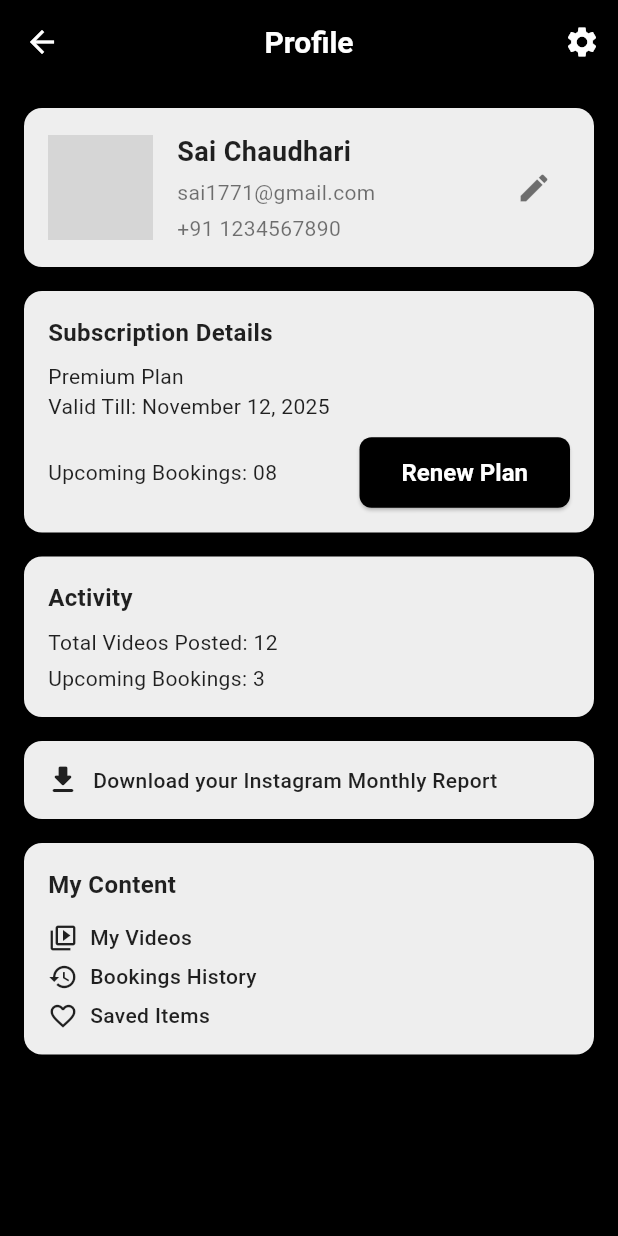
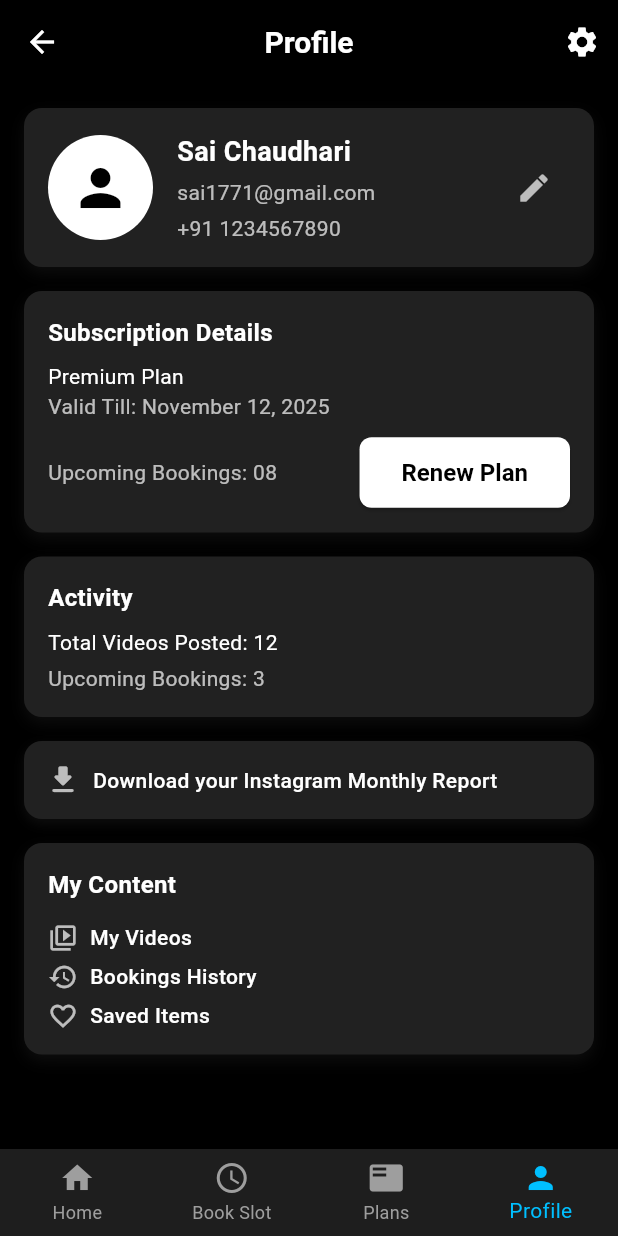
Before and after one commit to tina-mahajan/urban_advertising, a Flutter app: the ProfileScreen screen opened by its route, on a phone screen of 412 x 824 dp. Run offline on Flutter 3.47's test engine with Material 3 defaults, Android fonts, the phone set to English and light mode, and no system bars; our stand-ins replace carousel_slider; Roboto replaces fonts that are missing (Poppins); grey boxes are pictures that could not be loaded.

Commit message:
Updated feature or bug fix

```diff
--- a/lib/profile/profile_screen.dart
+++ b/lib/profile/profile_screen.dart
@@ -3,9 +3,39 @@
 import 'edit_profile_screen.dart';
 import 'settings_screen.dart';
 import '../../home/subscription_screen.dart';
+import 'package:urban_advertising/bookings/booking_history_screen.dart';
+import '../../widgets/bottom_navbar.dart'; // Import your CustomBottomNavBar
 
-class ProfileScreen extends StatelessWidget {
+class ProfileScreen extends StatefulWidget {
   const ProfileScreen({super.key});
+
+  @override
+  State<ProfileScreen> createState() => _ProfileScreenState();
+}
+
+class _ProfileScreenState extends State<ProfileScreen> {
+  int currentIndex = 3; // Profile tab selected by default
+
+  void onTap(int index) {
+    setState(() {
+      currentIndex = index;
+    });
+
+    switch (index) {
+      case 0:
+        Navigator.pushReplacementNamed(context, '/home');
+        break;
+      case 1:
+        Navigator.pushReplacementNamed(context, '/slot_booking');
+        break;
+      case 2:
+        Navigator.pushReplacementNamed(context, '/plans');
+        break;
+      case 3:
+      // Already on Profile screen
+        break;
+    }
+  }
 
   @override
   Widget build(BuildContext context) {
@@ -44,14 +74,26 @@
             Container(
               padding: const EdgeInsets.all(16),
               decoration: BoxDecoration(
-                color: Colors.grey[200],
+                color: Colors.grey[900],
                 borderRadius: BorderRadius.circular(12),
+                boxShadow: [
+                  BoxShadow(
+                    color: Colors.white.withOpacity(0.05),
+                    blurRadius: 8,
+                    offset: const Offset(0, 4),
+                  ),
+                ],
               ),
               child: Row(
                 children: [
                   const CircleAvatar(
                     radius: 35,
-                    backgroundImage: AssetImage('assets/banner1.jpg'),
+                    backgroundColor: Colors.white,
+                    child: Icon(
+                      Icons.person,
+                      color: Colors.black,
+                      size:40 ,
+                    ),
                   ),
                   const SizedBox(width: 16),
                   Expanded(
@@ -60,18 +102,20 @@
                       children: const [
                         Text('Sai Chaudhari',
                             style: TextStyle(
-                                fontSize: 18, fontWeight: FontWeight.bold)),
+                                fontSize: 18,
+                                fontWeight: FontWeight.bold,
+                                color: Colors.white)),
                         SizedBox(height: 4),
                         Text('sai1771@gmail.com',
-                            style: TextStyle(color: Colors.black54)),
+                            style: TextStyle(color: Colors.white70)),
                         SizedBox(height: 4),
                         Text('+91 1234567890',
-                            style: TextStyle(color: Colors.black54)),
+                            style: TextStyle(color: Colors.white70)),
                       ],
                     ),
                   ),
                   IconButton(
-                    icon: const Icon(Icons.edit, color: Colors.black54),
+                    icon: const Icon(Icons.edit, color: Colors.white70),
                     onPressed: () {
                       Navigator.push(
                         context,
@@ -91,16 +135,20 @@
               content: Column(
                 crossAxisAlignment: CrossAxisAlignment.start,
                 children: [
-                  const Text('Premium Plan'),
-                  const Text('Valid Till: November 12, 2025'),
+                  const Text('Premium Plan',
+                      style: TextStyle(color: Colors.white)),
+                  const Text('Valid Till: November 12, 2025',
+                      style: TextStyle(color: Colors.white70)),
                   const SizedBox(height: 10),
                   Row(
                     mainAxisAlignment: MainAxisAlignment.spaceBetween,
                     children: [
-                      const Text('Upcoming Bookings: 08'),
+                      const Text('Upcoming Bookings: 08',
+                          style: TextStyle(color: Colors.white70)),
                       ElevatedButton(
                         style: ElevatedButton.styleFrom(
-                          backgroundColor: Colors.black,
+                          backgroundColor: Colors.white,
+                          foregroundColor: Colors.black,
                           shape: RoundedRectangleBorder(
                               borderRadius: BorderRadius.circular(8)),
                         ),
@@ -127,9 +175,11 @@
               content: const Column(
                 crossAxisAlignment: CrossAxisAlignment.start,
                 children: [
-                  Text('Total Videos Posted: 12'),
+                  Text('Total Videos Posted: 12',
+                      style: TextStyle(color: Colors.white)),
                   SizedBox(height: 4),
-                  Text('Upcoming Bookings: 3'),
+                  Text('Upcoming Bookings: 3',
+                      style: TextStyle(color: Colors.white70)),
                 ],
               ),
             ),
@@ -139,17 +189,25 @@
             Container(
               padding: const EdgeInsets.all(14),
               decoration: BoxDecoration(
-                color: Colors.grey[200],
+                color: Colors.grey[900],
                 borderRadius: BorderRadius.circular(12),
+                boxShadow: [
+                  BoxShadow(
+                    color: Colors.white.withOpacity(0.05),
+                    blurRadius: 6,
+                    offset: const Offset(0, 3),
+                  ),
+                ],
               ),
               child: Row(
                 children: const [
-                  Icon(Icons.download_rounded),
+                  Icon(Icons.download_rounded, color: Colors.white70),
                   SizedBox(width: 8),
                   Expanded(
                     child: Text(
                       'Download your Instagram Monthly Report',
-                      style: TextStyle(fontWeight: FontWeight.w500),
+                      style: TextStyle(
+                          fontWeight: FontWeight.w500, color: Colors.white),
                     ),
                   ),
                 ],
@@ -163,14 +221,18 @@
               content: Column(
                 crossAxisAlignment: CrossAxisAlignment.start,
                 children: [
-                  _contentTile(Icons.video_collection_outlined, 'My Videos'),
-                  _contentTile(Icons.history, 'Bookings History'),
-                  _contentTile(Icons.favorite_border, 'Saved Items'),
+                  _contentTile(context, Icons.video_collection_outlined, 'My Videos'),
+                  _contentTile(context, Icons.history, 'Bookings History'),
+                  _contentTile(context, Icons.favorite_border, 'Saved Items'),
                 ],
               ),
             ),
           ],
         ),
+      ),
+      bottomNavigationBar: CustomBottomNavBar(
+        currentIndex: currentIndex,
+        onTap: onTap,
       ),
     );
   }
@@ -179,15 +241,22 @@
     return Container(
       padding: const EdgeInsets.all(16),
       decoration: BoxDecoration(
-        color: Colors.grey[200],
+        color: Colors.grey[900],
         borderRadius: BorderRadius.circular(12),
+        boxShadow: [
+          BoxShadow(
+            color: Colors.white.withOpacity(0.05),
+            blurRadius: 8,
+            offset: const Offset(0, 4),
+          ),
+        ],
       ),
       child: Column(
         crossAxisAlignment: CrossAxisAlignment.start,
         children: [
           Text(title,
-              style:
-              const TextStyle(fontSize: 16, fontWeight: FontWeight.bold)),
+              style: const TextStyle(
+                  fontSize: 16, fontWeight: FontWeight.bold, color: Colors.white)),
           const SizedBox(height: 8),
           content,
         ],
@@ -195,15 +264,29 @@
     );
   }
 
-  static Widget _contentTile(IconData icon, String text) {
+  static Widget _contentTile(BuildContext context, IconData icon, String text) {
     return Padding(
       padding: const EdgeInsets.only(top: 6.0),
-      child: Row(
-        children: [
-          Icon(icon, size: 20, color: Colors.black87),
-          const SizedBox(width: 8),
-          Text(text, style: const TextStyle(fontWeight: FontWeight.w500)),
-        ],
+      child: InkWell(
+        borderRadius: BorderRadius.circular(8),
+        onTap: () {
+          if (text == 'Bookings History') {
+            Navigator.push(
+              context,
+              MaterialPageRoute(
+                  builder: (context) => const BookingHistoryScreen()),
+            );
+          }
+        },
+        child: Row(
+          children: [
+            Icon(icon, size: 20, color: Colors.white70),
+            const SizedBox(width: 8),
+            Text(text,
+                style: const TextStyle(
+                    fontWeight: FontWeight.w500, color: Colors.white)),
+          ],
+        ),
       ),
     );
   }
```
Also changed, not shown: lib/home/subscription_screen.dart (+78 -22 lines), lib/profile/edit_profile_screen.dart (+7 -2 lines), lib/profile/settings_screen.dart (+47 -10 lines).
